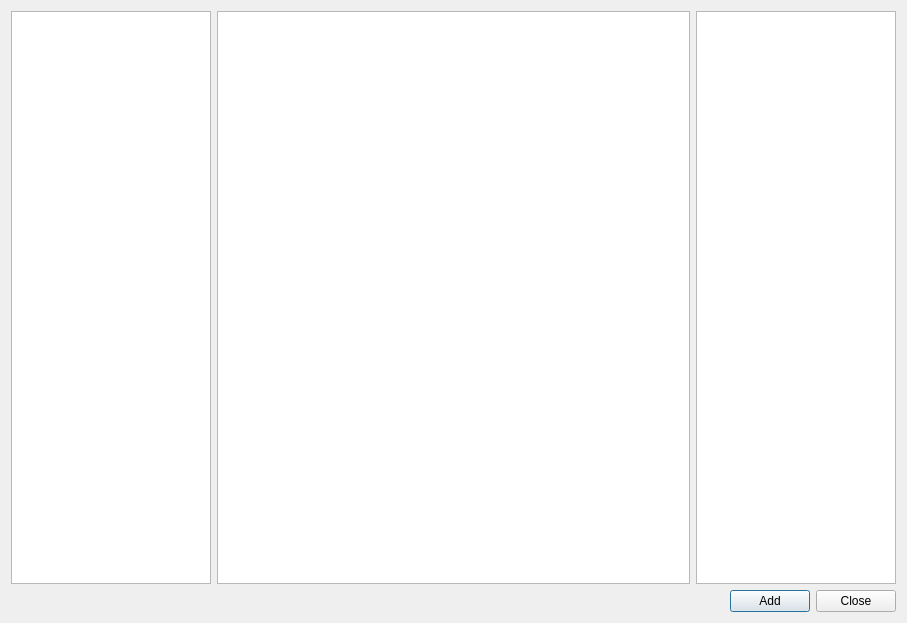
geertdaelemans/BrickManager, file additemdialog.ui: the form before one commit.
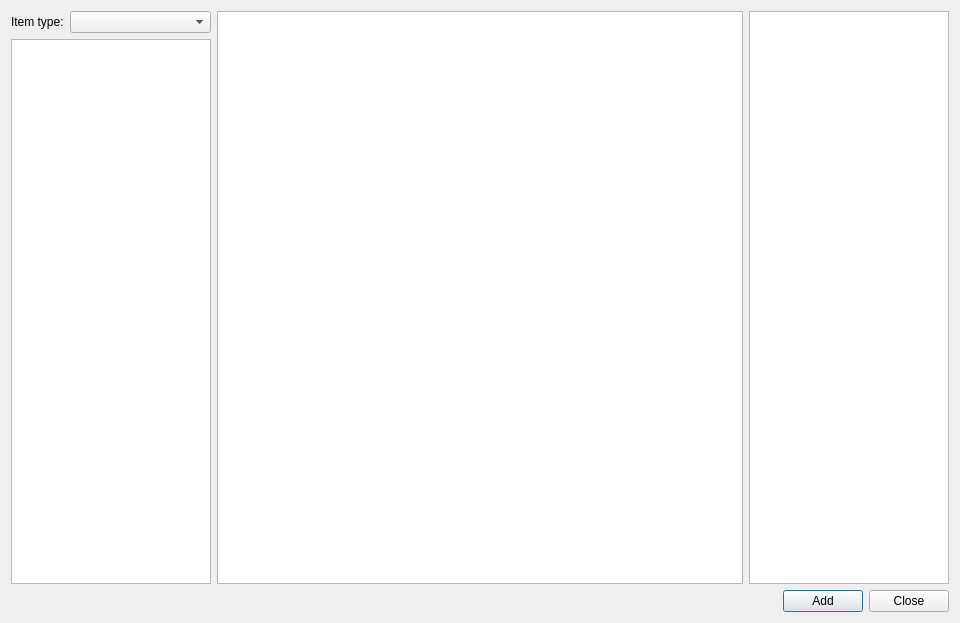
The form after the commit.

What changed in the file:
```diff
--- a/additemdialog.ui
+++ b/additemdialog.ui
@@ -6,7 +6,7 @@
    <rect>
     <x>0</x>
     <y>0</y>
-    <width>907</width>
+    <width>960</width>
     <height>623</height>
    </rect>
   </property>
@@ -17,7 +17,60 @@
    <item>
     <layout class="QHBoxLayout" name="horizontalLayout">
      <item>
+      <layout class="QVBoxLayout" name="l_types">
+       <property name="spacing">
+        <number>6</number>
+       </property>
+       <item>
+        <layout class="QHBoxLayout" name="l_item_types">
+         <property name="spacing">
+          <number>6</number>
+         </property>
+         <property name="leftMargin">
+          <number>0</number>
+         </property>
+         <property name="topMargin">
+          <number>0</number>
+         </property>
+         <property name="rightMargin">
+          <number>0</number>
+         </property>
+         <property name="bottomMargin">
+          <number>0</number>
+         </property>
+         <item>
+          <widget class="QLabel" name="w_item_types_label">
+           <property name="sizePolicy">
+            <sizepolicy hsizetype="Maximum" vsizetype="Fixed">
+             <horstretch>0</horstretch>
+             <verstretch>0</verstretch>
+            </sizepolicy>
+           </property>
+           <property name="text">
+            <string>Item type:</string>
+           </property>
+          </widget>
+         </item>
+         <item>
+          <widget class="QComboBox" name="w_item_types">
+           <property name="sizePolicy">
+            <sizepolicy hsizetype="Minimum" vsizetype="Fixed">
+             <horstretch>0</horstretch>
+             <verstretch>0</verstretch>
+            </sizepolicy>
+           </property>
+          </widget>
+         </item>
+        </layout>
+       </item>
+       <item>
       <widget class="QListView" name="categoriesListView">
+         <property name="sizePolicy">
+          <sizepolicy hsizetype="Minimum" vsizetype="Expanding">
+           <horstretch>0</horstretch>
+           <verstretch>0</verstretch>
+          </sizepolicy>
+         </property>
        <property name="maximumSize">
         <size>
          <width>200</width>
@@ -66,8 +119,16 @@
        </property>
       </widget>
      </item>
+      </layout>
+     </item>
      <item>
       <widget class="QTableView" name="partsTableView">
+       <property name="sizePolicy">
+        <sizepolicy hsizetype="Expanding" vsizetype="Expanding">
+         <horstretch>0</horstretch>
+         <verstretch>0</verstretch>
+        </sizepolicy>
+       </property>
        <property name="palette">
         <palette>
          <active>
```
Lines whose indentation alone changed are shown as unchanged.
